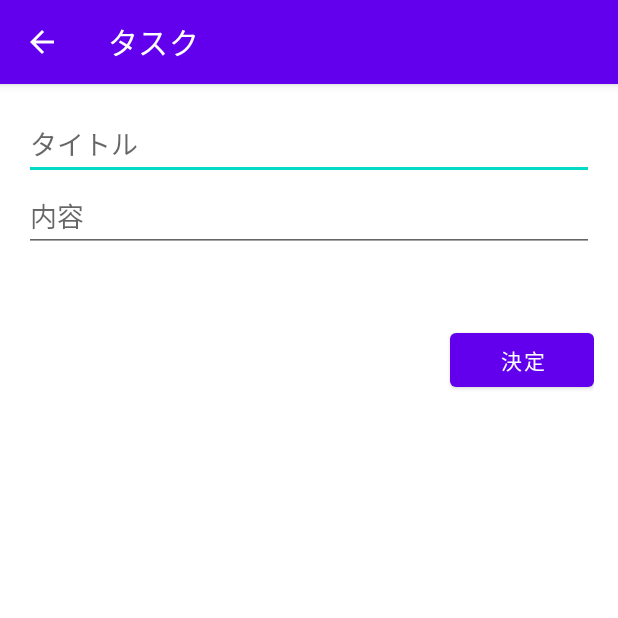
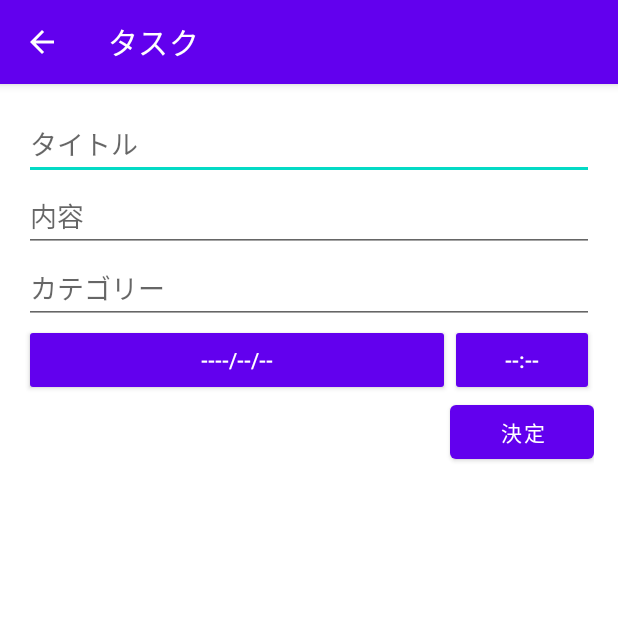
Before and after one commit to yuuki5619/TaskApp, an Android app: the screen it shows after launch (InputActivity), after a tap on an icon or button, on a phone screen of 412 x 824 dp, the top half of it. Run offline under Robolectric (Android 15) with nearby library versions, the phone set to English and light mode, and no system bars; libraries missing offline, so code that uses them is left out: io.realm; 8 statements that could not run were skipped; 1 other tap on this screen came first.

Commit message:
20210314

```diff
--- a/app/src/main/java/jp/techacademy/satou/taskapp/InputActivity.kt
+++ b/app/src/main/java/jp/techacademy/satou/taskapp/InputActivity.kt
@@ -85,6 +85,7 @@ class InputActivity : AppCompatActivity() {
             // 更新の場合
             title_edit_text.setText(mTask!!.title)
             content_edit_text.setText(mTask!!.contents)
+            category_edit_text.setText(mTask!!.category)
 
             val calendar = Calendar.getInstance()
             calendar.time = mTask!!.date
@@ -124,9 +125,11 @@ class InputActivity : AppCompatActivity() {
 
         val title = title_edit_text.text.toString()
         val content = content_edit_text.text.toString()
+        val category = category_edit_text.text.toString()
 
         mTask!!.title = title
         mTask!!.contents = content
+        mTask!!.category = category
         val calendar = GregorianCalendar(mYear, mMonth, mDay, mHour, mMinute)
         val date = calendar.time
         mTask!!.date = date
--- a/app/src/main/java/jp/techacademy/satou/taskapp/MainActivity.kt
+++ b/app/src/main/java/jp/techacademy/satou/taskapp/MainActivity.kt
@@ -2,6 +2,8 @@ package jp.techacademy.satou.taskapp
 
 import android.app.AlarmManager
 import android.app.PendingIntent
+import android.app.SearchManager
+import android.content.Context
 import android.os.Bundle
 import androidx.appcompat.app.AppCompatActivity
 import io.realm.Realm
@@ -9,6 +11,12 @@ import kotlinx.android.synthetic.main.activity_main.*
 import io.realm.RealmChangeListener
 import io.realm.Sort
 import android.content.Intent
+import android.os.Build
+import android.util.AttributeSet
+import android.util.Log
+import android.view.*
+import androidx.appcompat.widget.SearchView
+import androidx.annotation.RequiresApi
 import androidx.appcompat.app.AlertDialog
 
 const val EXTRA_TASK = "jp.techacademy.satou.taskapp.TASK"
@@ -26,6 +34,8 @@ class MainActivity : AppCompatActivity() {
     override fun onCreate(savedInstanceState: Bundle?) {
         super.onCreate(savedInstanceState)
         setContentView(R.layout.activity_main)
+
+
 
         fab.setOnClickListener { view ->
             val intent = Intent(this, InputActivity::class.java)
@@ -89,7 +99,42 @@ class MainActivity : AppCompatActivity() {
         }
 
         reloadListView()
+
+
     }
+
+
+
+
+    override fun onCreateOptionsMenu(menu: Menu?): Boolean {
+        menuInflater.inflate(R.menu.serch, menu)
+        var searchMenu = menu?.findItem(R.id.menu_search)?.apply {
+            var searchView = actionView as SearchView
+            searchView.setIconifiedByDefault(false) // アイコンを常時表示させる
+            searchView.setOnQueryTextListener(object : SearchView.OnQueryTextListener {
+                override fun onQueryTextSubmit(query: String?): Boolean {
+                    searchView.clearFocus()
+                    if (query!!.isNotEmpty()){
+                        val queryresults=mRealm.where(Task::class.java).equalTo("category", query).findAll()
+                        mTaskAdapter.mTaskList=mRealm.copyFromRealm(queryresults)
+                        listView1.adapter = mTaskAdapter
+                        mTaskAdapter.notifyDataSetChanged()
+                    }
+
+                    return true
+               }
+
+                override fun onQueryTextChange(newText: String?): Boolean {
+
+                    return true
+                }
+            })
+
+        }
+        return true
+    }
+
+
 
     private fun reloadListView() {
         // Realmデータベースから、「すべてのデータを取得して新しい日時順に並べた結果」を取得
--- a/app/src/main/java/jp/techacademy/satou/taskapp/Task.kt
+++ b/app/src/main/java/jp/techacademy/satou/taskapp/Task.kt
@@ -9,6 +9,7 @@ open class Task : RealmObject(), Serializable {
     var title: String = ""      // タイトル
     var contents: String = ""   // 内容
     var date: Date = Date()     // 日時
+    var category: String = ""   //　カテゴリー
 
     // idをプライマリーキーとして設定
     @PrimaryKey
--- a/app/src/main/java/jp/techacademy/satou/taskapp/TaskAdapter.kt
+++ b/app/src/main/java/jp/techacademy/satou/taskapp/TaskAdapter.kt
@@ -35,6 +35,7 @@ class TaskAdapter(context: Context): BaseAdapter() {
         val textView1 = view.findViewById<TextView>(android.R.id.text1)
         val textView2 = view.findViewById<TextView>(android.R.id.text2)
 
+
         textView1.text = mTaskList[position].title
 
         val simpleDateFormat = SimpleDateFormat("yyyy-MM-dd HH:mm", Locale.JAPANESE)
--- a/app/src/main/res/layout/content_input.xml
+++ b/app/src/main/res/layout/content_input.xml
@@ -24,23 +24,29 @@
         android:layout_height="wrap_content"
         android:layout_below="@id/title_edit_text"
         android:hint="内容" />
+    <EditText
+        android:id="@+id/category_edit_text"
+        android:layout_width="match_parent"
+        android:layout_height="wrap_content"
+        android:layout_below="@id/content_edit_text"
+        android:hint="カテゴリー" />
     <Button
         android:id="@+id/date_button"
         android:layout_width="0dp"
         android:layout_height="wrap_content"
-        android:layout_below="@id/content_edit_text"
+        android:layout_below="@id/category_edit_text"
         android:layout_alignParentStart="true"
         android:layout_toLeftOf="@+id/times_button"
         android:text="----/--/--"
-        style="@style/Widget.AppCompat.Button.Borderless" />
+        style="@style/Widget.AppCompat.Button" />
     <Button
         android:id="@id/times_button"
         android:layout_width="96dp"
         android:layout_height="wrap_content"
-        android:layout_below="@id/content_edit_text"
+        android:layout_below="@id/category_edit_text"
         android:layout_alignParentRight="true"
         android:text="--:--"
-        style="@style/Widget.AppCompat.Button.Borderless" />
+        style="@style/Widget.AppCompat.Button" />
     <Button
         android:id="@+id/done_button"
         android:layout_width="96dp"
--- a/app/src/main/res/menu/menu_main.xml
+++ b/app/src/main/res/menu/menu_main.xml
@@ -7,4 +7,6 @@
         android:orderInCategory="100"
         android:title="@string/action_settings"
         app:showAsAction="never" />
+
+
 </menu>
--- /dev/null
+++ b/app/src/main/res/menu/serch.xml
@@ -0,0 +1,9 @@
+<?xml version="1.0" encoding="utf-8"?>
+<menu xmlns:android="http://schemas.android.com/apk/res/android"
+    xmlns:app="http://schemas.android.com/apk/res-auto">
+    <item
+        android:id="@+id/menu_search"
+        android:title="search"
+        app:showAsAction="always|collapseActionView"
+        app:actionViewClass="androidx.appcompat.widget.SearchView"/>
+</menu>
```
Also changed, not shown: app/src/main/AndroidManifest.xml (+7 -2 lines), app/src/main/res/layout/activity_main.xml (+16 -7 lines).
